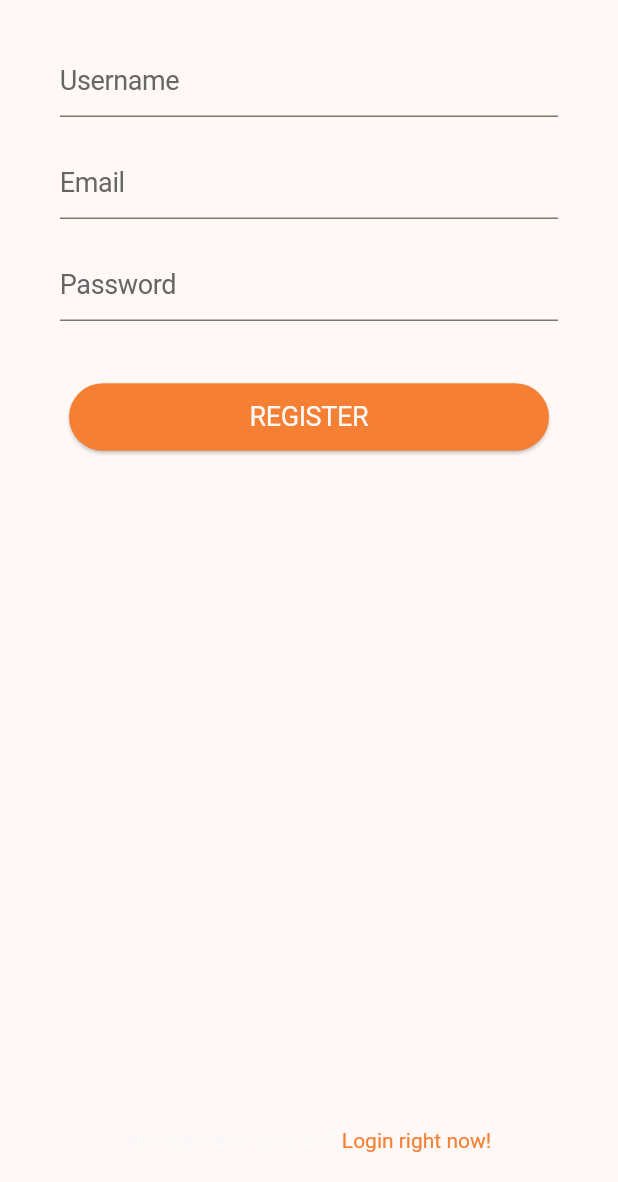
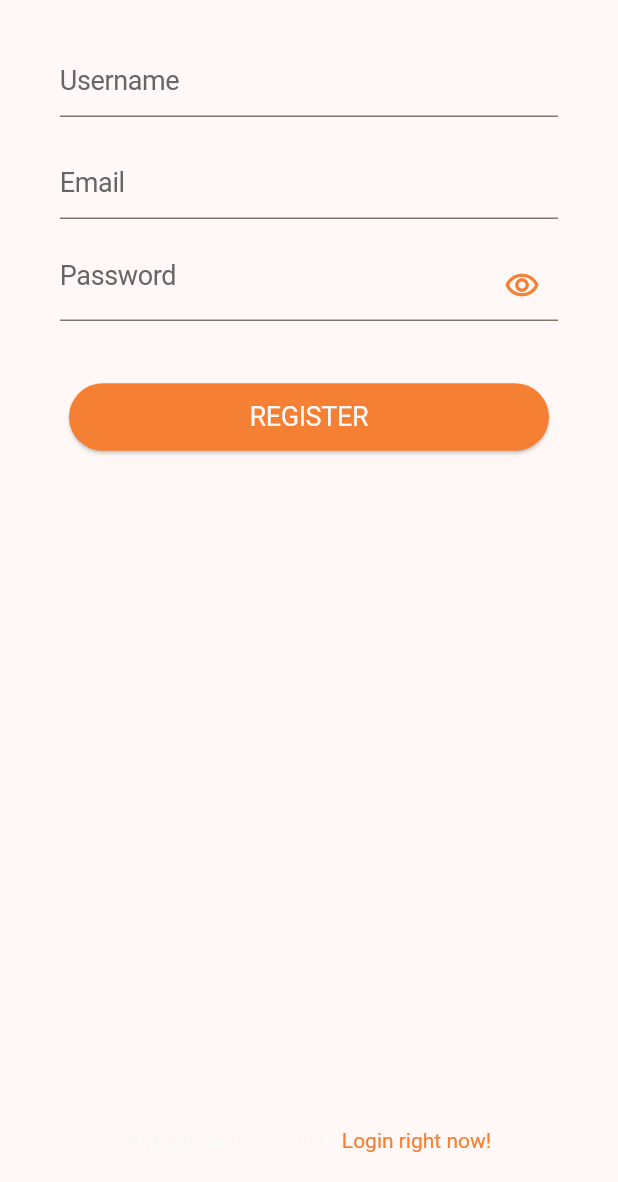
Before and after one commit to Keremovsky/flutter_anime_app, a Flutter app: the CreateBottomSheet screen opened directly, on a phone screen of 412 x 824 dp, the part 54-1236 px from its top. Run offline on Flutter 3.47's test engine with Material 2 defaults, Android fonts, the phone set to English and light mode, and no system bars; our stand-ins replace cloud_firestore, either_dart, firebase_auth, firebase_core, firebase_storage, flutter_riverpod and 1 more; missing offline and left inert: twitter_login; accounts and stored records are empty.

Commit message:
hide password and email keyboard features added

```diff
--- a/lib/features/auth/widgets/create_bottom_sheet.dart
+++ b/lib/features/auth/widgets/create_bottom_sheet.dart
@@ -16,6 +16,8 @@ class _CreateBottomSheetState extends ConsumerState<CreateBottomSheet> {
   late String username;
   late String email;
   late String password;
+
+  bool hidePassword = true;
 
   final formKey = GlobalKey<FormState>();
 
@@ -75,6 +77,7 @@ class _CreateBottomSheetState extends ConsumerState<CreateBottomSheet> {
                       ),
                       const SizedBox(height: 20),
                       TextFormField(
+                        keyboardType: TextInputType.emailAddress,
                         validator: (value) {
                           if (value == null || value.isEmpty) {
                             return "Please fill the field";
@@ -96,6 +99,7 @@ class _CreateBottomSheetState extends ConsumerState<CreateBottomSheet> {
                       ),
                       const SizedBox(height: 20),
                       TextFormField(
+                        obscureText: hidePassword,
                         validator: (value) {
                           if (value == null || value.isEmpty) {
                             return "Please fill the field";
@@ -112,6 +116,21 @@ class _CreateBottomSheetState extends ConsumerState<CreateBottomSheet> {
                               .displayLarge!
                               .copyWith(color: Palette.grey),
                           hintText: "Password",
+                          suffixIcon: IconButton(
+                            onPressed: () {
+                              hidePassword = !hidePassword;
+                              setState(() {});
+                            },
+                            icon: hidePassword
+                                ? const Icon(
+                                    Icons.remove_red_eye_outlined,
+                                    color: Palette.mainColor,
+                                  )
+                                : const Icon(
+                                    Icons.remove_red_eye,
+                                    color: Palette.mainColor,
+                                  ),
+                          ),
                         ),
                         style: Theme.of(context).textTheme.displayLarge,
                       ),
```
Also changed, not shown: lib/features/auth/widgets/login_bottom_sheet.dart (+19 -0 lines).
